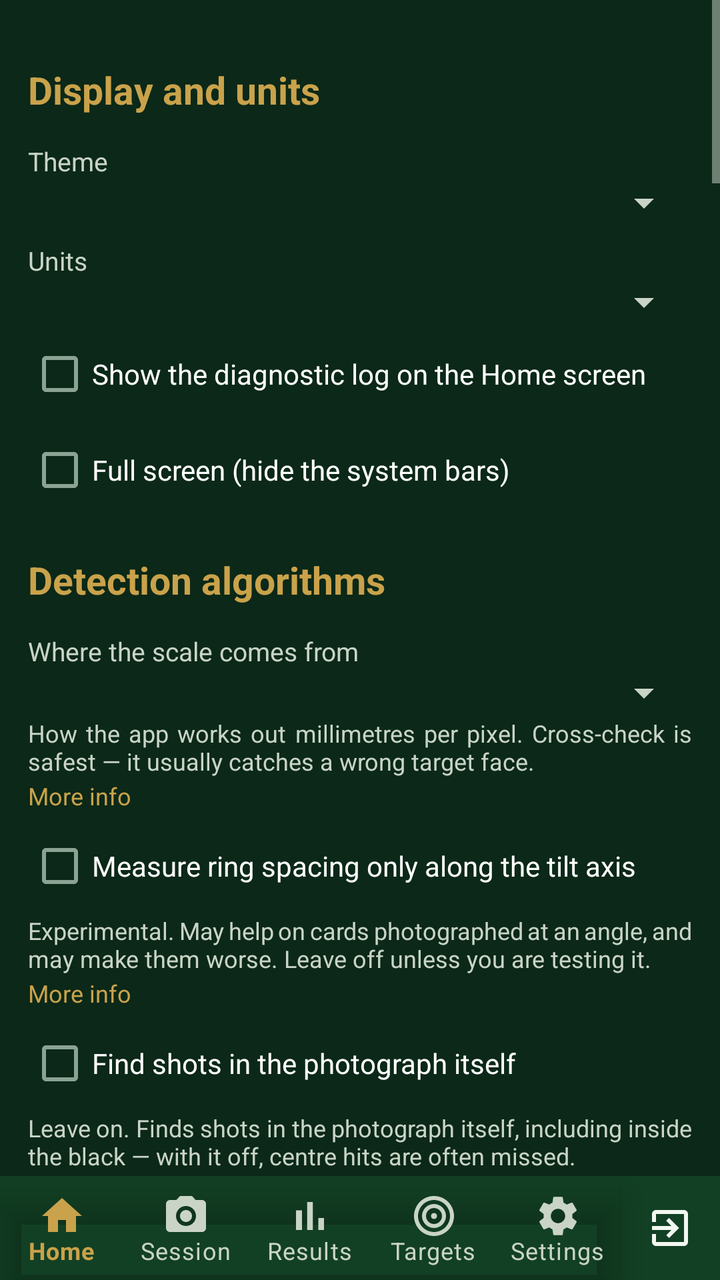
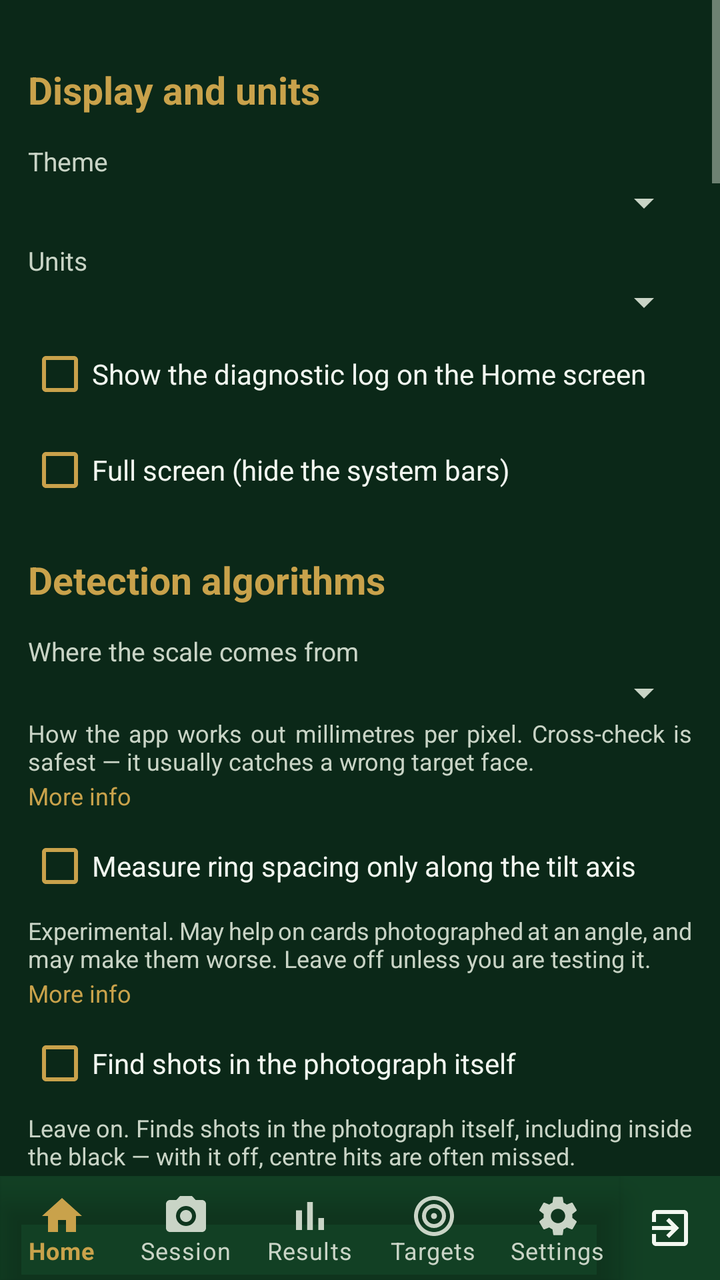

Compare the two renders of this Android layout. The source of the first and the diff that turns it into the second are given below.
<!-- AndroidManifest.xml: application theme Theme.STS -->
<!-- res/layout/activity_profile.xml -->
<?xml version="1.0" encoding="utf-8"?>
<LinearLayout xmlns:android="http://schemas.android.com/apk/res/android"
    android:layout_width="match_parent"
    android:layout_height="match_parent"
    android:orientation="vertical">

    <ScrollView
        android:layout_width="match_parent"
        android:layout_height="0dp"
        android:layout_weight="1">

        <LinearLayout
            android:layout_width="match_parent"
            android:layout_height="wrap_content"
            android:orientation="vertical"
            android:padding="14dp">

            
            <TextView style="@style/Sts.SectionHeading" android:text="Display and units" />

            <TextView style="@style/Sts.FieldLabel" android:text="Theme" />
            <Spinner android:id="@+id/spTheme"
                android:layout_width="match_parent" android:layout_height="wrap_content" />

            <TextView style="@style/Sts.FieldLabel" android:text="Units" />
            <Spinner android:id="@+id/spUnits"
                android:layout_width="match_parent" android:layout_height="wrap_content" />

            <CheckBox android:id="@+id/cbShowLog"
                android:layout_width="match_parent" android:layout_height="wrap_content"
                android:text="Show the diagnostic log on the Home screen" />

            <CheckBox android:id="@+id/cbFullScreen"
                android:layout_width="match_parent" android:layout_height="wrap_content"
                android:text="Full screen (hide the system bars)" />

            
            <TextView style="@style/Sts.SectionHeading" android:text="Detection algorithms" />

            <TextView style="@style/Sts.FieldLabel" android:text="Where the scale comes from" />
            <Spinner android:id="@+id/spScaleMode"
                android:layout_width="match_parent" android:layout_height="wrap_content" />

            <TextView
                android:layout_width="match_parent" android:layout_height="wrap_content"
                android:textSize="12sp"
                android:textColor="?android:attr/textColorSecondary"
                android:justificationMode="inter_word"
                android:text="How the app works out millimetres per pixel. Cross-check is safest — it usually catches a wrong target face." />

            <TextView android:id="@+id/infoScale"
                android:layout_width="wrap_content" android:layout_height="wrap_content"
                android:textSize="12sp" android:paddingTop="1dp" android:paddingBottom="3dp"
                android:textColor="?attr/colorAccent"
                android:text="More info" />

            <CheckBox android:id="@+id/cbWedge"
                android:layout_width="match_parent" android:layout_height="wrap_content"
                android:text="Measure ring spacing only along the tilt axis" />

            <TextView
                android:layout_width="match_parent" android:layout_height="wrap_content"
                android:textSize="12sp"
                android:textColor="?android:attr/textColorSecondary"
                android:justificationMode="inter_word"
                android:text="Experimental. May help on cards photographed at an angle, and may make them worse. Leave off unless you are testing it." />

            <TextView android:id="@+id/infoWedge"
                android:layout_width="wrap_content" android:layout_height="wrap_content"
                android:textSize="12sp" android:paddingTop="1dp" android:paddingBottom="3dp"
                android:textColor="?attr/colorAccent"
                android:text="More info" />

            <CheckBox android:id="@+id/cbSourceDetect"
                android:layout_width="match_parent" android:layout_height="wrap_content"
                android:text="Find shots in the photograph itself" />

            <TextView
                android:layout_width="match_parent" android:layout_height="wrap_content"
                android:textSize="12sp"
                android:textColor="?android:attr/textColorSecondary"
                android:justificationMode="inter_word"
                android:text="Leave on. Finds shots in the photograph itself, including inside the black — with it off, centre hits are often missed." />

            <TextView android:id="@+id/infoSource"
                android:layout_width="wrap_content" android:layout_height="wrap_content"
                android:textSize="12sp" android:paddingTop="1dp" android:paddingBottom="3dp"
                android:textColor="?attr/colorAccent"
                android:text="More info" />

            <CheckBox android:id="@+id/cbPuncture"
                android:layout_width="match_parent" android:layout_height="wrap_content"
                android:text="Require a shot to have the profile of a puncture" />

            <TextView
                android:layout_width="match_parent" android:layout_height="wrap_content"
                android:textSize="12sp"
                android:textColor="?android:attr/textColorSecondary"
                android:justificationMode="inter_word"
                android:text="Fewer false hits: rejects printed marks that happen to look like shots." />

            <TextView android:id="@+id/infoPuncture"
                android:layout_width="wrap_content" android:layout_height="wrap_content"
                android:textSize="12sp" android:paddingTop="1dp" android:paddingBottom="3dp"
                android:textColor="?attr/colorAccent"
                android:text="More info" />

            <CheckBox android:id="@+id/cbOutside"
                android:layout_width="match_parent" android:layout_height="wrap_content"
                android:text="Also find shots that missed the rings" />

            <TextView
                android:layout_width="match_parent" android:layout_height="wrap_content"
                android:textSize="12sp"
                android:textColor="?android:attr/textColorSecondary"
                android:justificationMode="inter_word"
                android:text="Shows shots that missed the rings. They score nothing, and printing near the edge of the card may be marked too." />

            <TextView android:id="@+id/infoOutside"
                android:layout_width="wrap_content" android:layout_height="wrap_content"
                android:textSize="12sp" android:paddingTop="1dp" android:paddingBottom="3dp"
                android:textColor="?attr/colorAccent"
                android:text="More info" />

            <CheckBox android:id="@+id/cbFamily"
                android:layout_width="match_parent" android:layout_height="wrap_content"
                android:text="Scale from circles fitted to each printed ring" />

            <TextView
                android:layout_width="match_parent" android:layout_height="wrap_content"
                android:textSize="12sp"
                android:textColor="?android:attr/textColorSecondary"
                android:justificationMode="inter_word"
                android:text="No visible difference on a flat card. May help on cards photographed at an angle." />

            <TextView android:id="@+id/infoFamily"
                android:layout_width="wrap_content" android:layout_height="wrap_content"
                android:textSize="12sp" android:paddingTop="1dp" android:paddingBottom="3dp"
                android:textColor="?attr/colorAccent"
                android:text="More info" />

            
            <TextView style="@style/Sts.SectionHeading" android:text="AI assistance" />

            <TextView
                android:layout_width="match_parent" android:layout_height="wrap_content"
                android:textSize="12sp"
                android:textColor="?android:attr/textColorSecondary"
                android:justificationMode="inter_word"
                android:text="Ask an AI service to check a card. Needs a connection and costs a fraction of a penny each time." />

            <TextView android:id="@+id/infoCloud"
                android:layout_width="wrap_content" android:layout_height="wrap_content"
                android:textSize="12sp" android:paddingTop="1dp" android:paddingBottom="3dp"
                android:textColor="?attr/colorAccent"
                android:text="More info" />

            <TextView
                android:layout_width="match_parent" android:layout_height="wrap_content"
                android:textSize="12sp" android:layout_marginTop="4dp"
                android:textColor="?android:attr/textColorPrimary"
                android:text="On import, score with:" />

            <Spinner android:id="@+id/spEngine"
                android:layout_width="match_parent" android:layout_height="wrap_content" />

            <TextView
                android:layout_width="match_parent" android:layout_height="wrap_content"
                android:textSize="12sp"
                android:textColor="?android:attr/textColorSecondary"
                android:justificationMode="inter_word"
                android:text="Embedded uses the app's own detection. Naming a service hands it the whole card — needs a connection, and positions are less precise." />

            <TextView android:id="@+id/infoEngine"
                android:layout_width="wrap_content" android:layout_height="wrap_content"
                android:textSize="12sp" android:paddingTop="1dp" android:paddingBottom="3dp"
                android:textColor="?attr/colorAccent"
                android:text="More info" />

            <CheckBox android:id="@+id/cbCloud"
                android:layout_width="match_parent" android:layout_height="wrap_content"
                android:text="Enable the second opinion button" />

            <TextView
                android:layout_width="match_parent" android:layout_height="wrap_content"
                android:textSize="12sp" android:layout_marginTop="4dp"
                android:textColor="?android:attr/textColorPrimary"
                android:text="Second opinion asks:" />

            <Spinner android:id="@+id/spOpinion"
                android:layout_width="match_parent" android:layout_height="wrap_content" />

            <CheckBox android:id="@+id/cbCloudOverride"
                android:layout_width="match_parent" android:layout_height="wrap_content"
                android:text="Let the AI answer override the app" />

            <TextView
                android:layout_width="match_parent" android:layout_height="wrap_content"
                android:textSize="12sp"
                android:textColor="?android:attr/textColorSecondary"
                android:justificationMode="inter_word"
                android:text="Applies the AI answer without asking. Useful when the app marks things that are not shots; positions are less precise than the app's." />

            <TextView android:id="@+id/infoOverride"
                android:layout_width="wrap_content" android:layout_height="wrap_content"
                android:textSize="12sp" android:paddingTop="1dp" android:paddingBottom="3dp"
                android:textColor="?attr/colorAccent"
                android:text="More info" />

            <TextView style="@style/Sts.SectionHeading" android:text="Service keys and models" />

            <TextView
                android:layout_width="match_parent" android:layout_height="wrap_content"
                android:textSize="12sp"
                android:textColor="?android:attr/textColorPrimary"
                android:text="Service to set up:" />

            <Spinner android:id="@+id/spProvider"
                android:layout_width="match_parent" android:layout_height="wrap_content" />

            <TextView android:id="@+id/tvModelLabel"
                android:layout_width="match_parent" android:layout_height="wrap_content"
                android:textSize="12sp" android:layout_marginTop="4dp"
                android:textColor="?android:attr/textColorPrimary"
                android:text="Model:" />

            <Spinner android:id="@+id/spCloudModel"
                android:layout_width="match_parent" android:layout_height="wrap_content" />

            <TextView android:id="@+id/tvCloudKeys"
                style="@style/Sts.Value" android:layout_marginTop="2dp" android:textSize="12sp" />

            <TextView android:id="@+id/tvCloudKey"
                style="@style/Sts.Value" android:layout_marginTop="2dp" android:textSize="12sp" />

            <LinearLayout
                android:layout_width="match_parent" android:layout_height="wrap_content"
                android:orientation="horizontal" android:layout_marginTop="4dp">
                <Button android:id="@+id/btnCloudKey"
                    android:layout_width="0dp" android:layout_weight="1"
                    android:layout_height="wrap_content" android:text="Set API key…"
                    style="@style/Sts.ActionButton.Dense" />
                <Button android:id="@+id/btnCloudClear"
                    android:layout_width="0dp" android:layout_weight="1"
                    android:layout_height="wrap_content" android:text="Forget key"
                    style="@style/Sts.ActionButton.Dense" />
            </LinearLayout>


            <TextView
                android:layout_width="match_parent" android:layout_height="wrap_content"
                android:textSize="12sp"
                android:textColor="?android:attr/textColorSecondary"
                android:justificationMode="inter_word"
                android:text="Each service needs its own key, from its own console. Not the password you sign in to the chat service with. Kept encrypted on this device." />

            <TextView android:id="@+id/infoKey"
                android:layout_width="wrap_content" android:layout_height="wrap_content"
                android:textSize="12sp" android:paddingTop="1dp" android:paddingBottom="3dp"
                android:textColor="?attr/colorAccent"
                android:text="More info" />

            
            <TextView style="@style/Sts.SectionHeading" android:text="Profile sets" />

            <Spinner android:id="@+id/spSets"
                android:layout_width="match_parent" android:layout_height="wrap_content" />

            <LinearLayout
                android:layout_width="match_parent" android:layout_height="wrap_content"
                android:orientation="horizontal" android:layout_marginTop="6dp">
                <Button android:id="@+id/btnApplySet"
                    style="@style/Sts.GridButton"
                    android:text="Apply" />
                <Button android:id="@+id/btnSaveSet"
                    style="@style/Sts.GridButton"
                    android:text="Save as…" />
                <Button android:id="@+id/btnDeleteSet"
                    style="@style/Sts.GridButton"
                    android:text="Delete" />
            </LinearLayout>

            
            <TextView style="@style/Sts.SectionHeading" android:text="Firearm" />
            <Button android:id="@+id/btnRifleCatalog"
                android:layout_width="match_parent" android:layout_height="wrap_content"
                style="@style/Sts.ActionButton"
                android:text="Pick from the catalogue…" />

            <TextView style="@style/Sts.FieldLabel" android:text="Name" />
            <EditText android:id="@+id/etRifleName" android:layout_width="match_parent"
                android:layout_height="wrap_content" android:inputType="text" android:autofillHints="" />

            <TextView style="@style/Sts.FieldLabel" android:text="Type" />
            <Spinner android:id="@+id/spFirearmType"
                android:layout_width="match_parent" android:layout_height="wrap_content" />

            <TextView style="@style/Sts.FieldLabel" android:text="Chambering" />
            <EditText android:id="@+id/etCaliber" android:layout_width="match_parent"
                android:layout_height="wrap_content" android:inputType="text" android:autofillHints="" />

            <TextView style="@style/Sts.FieldLabel" android:text="Barrel length (in)" />
            <EditText android:id="@+id/etBarrel" android:layout_width="match_parent"
                android:layout_height="wrap_content" android:inputType="numberDecimal" android:autofillHints="" />

            <TextView style="@style/Sts.FieldLabel" android:text="Twist rate (1 turn in … in)" />
            <EditText android:id="@+id/etTwist" android:layout_width="match_parent"
                android:layout_height="wrap_content" android:inputType="numberDecimal" android:autofillHints="" />

            <TextView style="@style/Sts.FieldLabel" android:text="Sight height above bore (in)" />
            <EditText android:id="@+id/etSightHeight" android:layout_width="match_parent"
                android:layout_height="wrap_content" android:inputType="numberDecimal" android:autofillHints="" />

            <TextView style="@style/Sts.FieldLabel" android:text="Zero distance (m)" />
            <EditText android:id="@+id/etZero" android:layout_width="match_parent"
                android:layout_height="wrap_content" android:inputType="numberDecimal" android:autofillHints="" />

            
            <TextView style="@style/Sts.SectionHeading" android:text="Load" />
            <Button android:id="@+id/btnAmmoCatalog"
                android:layout_width="match_parent" android:layout_height="wrap_content"
                style="@style/Sts.ActionButton"
                android:text="Pick from the catalogue…" />

            <TextView style="@style/Sts.FieldLabel" android:text="Name" />
            <EditText android:id="@+id/etBulletName" android:layout_width="match_parent"
                android:layout_height="wrap_content" android:inputType="text" android:autofillHints="" />

            <TextView style="@style/Sts.FieldLabel" android:text="Projectile diameter (in)" />
            <EditText android:id="@+id/etDiameter" android:layout_width="match_parent"
                android:layout_height="wrap_content" android:inputType="numberDecimal" android:autofillHints="" />

            <TextView style="@style/Sts.FieldLabel" android:text="Weight (gr)" />
            <EditText android:id="@+id/etWeight" android:layout_width="match_parent"
                android:layout_height="wrap_content" android:inputType="numberDecimal" android:autofillHints="" />

            <TextView style="@style/Sts.FieldLabel" android:text="Muzzle velocity (fps)" />
            <EditText android:id="@+id/etMv" android:layout_width="match_parent"
                android:layout_height="wrap_content" android:inputType="numberDecimal" android:autofillHints="" />

            <TextView style="@style/Sts.FieldLabel" android:text="Ballistic coefficient (G1)" />
            <EditText android:id="@+id/etBc" android:layout_width="match_parent"
                android:layout_height="wrap_content" android:inputType="numberDecimal" android:autofillHints="" />

            <TextView android:id="@+id/tvPowerFactor" style="@style/Sts.Value"
                android:layout_marginTop="6dp" android:textSize="12sp" />

            
            <TextView style="@style/Sts.SectionHeading" android:text="Sight" />
            <Button android:id="@+id/btnScopeCatalog"
                android:layout_width="match_parent" android:layout_height="wrap_content"
                style="@style/Sts.ActionButton"
                android:text="Pick from the catalogue…" />

            <TextView style="@style/Sts.FieldLabel" android:text="Name" />
            <EditText android:id="@+id/etScopeName" android:layout_width="match_parent"
                android:layout_height="wrap_content" android:inputType="text" android:autofillHints="" />

            <TextView style="@style/Sts.FieldLabel" android:text="Sight type" />
            <Spinner android:id="@+id/spSightType"
                android:layout_width="match_parent" android:layout_height="wrap_content" />

            <TextView style="@style/Sts.FieldLabel" android:text="Click unit" />
            <Spinner android:id="@+id/spClickUnit"
                android:layout_width="match_parent" android:layout_height="wrap_content" />

            <TextView android:id="@+id/lblClickMm" style="@style/Sts.FieldLabel"
                android:text="Click movement (mm) at the reference distance" />
            <EditText android:id="@+id/etClickMm" android:layout_width="match_parent"
                android:layout_height="wrap_content" android:inputType="numberDecimal" android:autofillHints="" />

            <TextView android:id="@+id/lblClickRef" style="@style/Sts.FieldLabel"
                android:text="Reference distance (m)" />
            <EditText android:id="@+id/etClickRef" android:layout_width="match_parent"
                android:layout_height="wrap_content" android:inputType="numberDecimal" android:autofillHints="" />

            <TextView style="@style/Sts.FieldLabel" android:text="Sight radius (mm, iron sights only; 0 = unknown)" />
            <EditText android:id="@+id/etSightRadius" android:layout_width="match_parent"
                android:layout_height="wrap_content" android:inputType="numberDecimal" android:autofillHints="" />

            <TextView style="@style/Sts.FieldLabel" android:text="Elevation travel (MOA)" />
            <EditText android:id="@+id/etElevTravel" android:layout_width="match_parent"
                android:layout_height="wrap_content" android:inputType="numberDecimal" android:autofillHints="" />

            <TextView style="@style/Sts.FieldLabel" android:text="Windage travel (MOA)" />
            <EditText android:id="@+id/etWindTravel" android:layout_width="match_parent"
                android:layout_height="wrap_content" android:inputType="numberDecimal" android:autofillHints="" />

            <CheckBox android:id="@+id/cbInvertElev"
                android:layout_width="match_parent" android:layout_height="wrap_content"
                android:text="Elevation drum is marked the opposite way round" />
            <CheckBox android:id="@+id/cbInvertWind"
                android:layout_width="match_parent" android:layout_height="wrap_content"
                android:text="Windage drum is marked the opposite way round" />

            <TextView android:id="@+id/tvClickSummary" style="@style/Sts.Value"
                android:layout_marginTop="8dp" android:textSize="12sp" />

            <Button android:id="@+id/btnSave"
                android:layout_width="match_parent" android:layout_height="wrap_content"
                android:layout_marginTop="16dp"
                android:text="Save the active profiles"
                style="@style/Sts.ActionButton" />

            
            <TextView style="@style/Sts.SectionHeading" android:text="Elsewhere" />
            <Button android:id="@+id/btnRules"
                android:layout_width="match_parent" android:layout_height="wrap_content"
                style="@style/Sts.ActionButton"
                android:text="Competition rules…" />
            <Button android:id="@+id/btnLog"
                android:layout_width="match_parent" android:layout_height="wrap_content"
                style="@style/Sts.ActionButton"
                android:text="Diagnostic log…" />
            <Button android:id="@+id/btnBackup"
                android:layout_width="match_parent" android:layout_height="wrap_content"
                style="@style/Sts.ActionButton"
                android:text="Export a backup of everything" />
            <Button android:id="@+id/btnRestore"
                android:layout_width="match_parent" android:layout_height="wrap_content"
                style="@style/Sts.ActionButton"
                android:text="Restore from a backup" />
            <Button android:id="@+id/btnReset"
                android:layout_width="match_parent" android:layout_height="wrap_content"
                style="@style/Sts.ActionButton"
                android:text="Reset the active profiles to defaults" />

        </LinearLayout>
    </ScrollView>

    <include layout="@layout/include_bottom_nav" />

</LinearLayout>
<!-- res/layout/include_bottom_nav.xml (included above) -->
<?xml version="1.0" encoding="utf-8"?>
<LinearLayout xmlns:android="http://schemas.android.com/apk/res/android"
    xmlns:app="http://schemas.android.com/apk/res-auto"
    android:layout_width="match_parent"
    android:layout_height="52dp"
    android:orientation="horizontal"
    android:background="?attr/colorSurface">

    <com.google.android.material.bottomnavigation.BottomNavigationView
        android:id="@+id/bottomNav"
        android:layout_width="0dp"
        android:layout_weight="1"
        android:layout_height="match_parent"
        android:background="@android:color/transparent"
        app:itemIconTint="@color/bottom_nav_item"
        app:itemTextColor="@color/bottom_nav_item"
        app:labelVisibilityMode="labeled"
        app:menu="@menu/bottom_nav_menu" />

    <LinearLayout
        android:id="@+id/btnExit"
        android:layout_width="50dp"
        android:layout_height="match_parent"
        android:orientation="vertical"
        android:gravity="center"
        android:background="?attr/selectableItemBackgroundBorderless"
        android:contentDescription="@string/nav_exit">

        
        <ImageView
            android:layout_width="24dp"
            android:layout_height="24dp"
            android:src="@drawable/ic_nav_exit"
            app:tint="?android:attr/textColorPrimary"
            android:importantForAccessibility="no" />
    </LinearLayout>
</LinearLayout>
<!-- resources referenced by this layout -->
<resources>
  <!-- drawable ic_nav_exit (drawable) -->
  <vector xmlns:android="http://schemas.android.com/apk/res/android"
      android:width="24dp" android:height="24dp"
      android:viewportWidth="24" android:viewportHeight="24">
      <path android:fillColor="@android:color/white" android:pathData="M10.09,15.59L11.5,17l5,-5 -5,-5 -1.41,1.41L12.67,11H3v2h9.67l-2.58,2.59zM19,3H5c-1.11,0 -2,0.9 -2,2v4h2V5h14v14H5v-4H3v4c0,1.1 0.89,2 2,2h14c1.1,0 2,-0.9 2,-2V5c0,-1.1 -0.9,-2 -2,-2z" />
  </vector>
  <string name="nav_exit">Exit</string>
  <style name="Sts.ActionButton" parent="Widget.AppCompat.Button">
          <item name="android:textAllCaps">false</item>
          <item name="android:textSize">14sp</item>
          <item name="android:minHeight">44dp</item>
          <item name="android:paddingLeft">10dp</item>
          <item name="android:paddingRight">10dp</item>
          <item name="android:layout_marginStart">2dp</item>
          <item name="android:layout_marginEnd">2dp</item>
      </style>
  <style name="Sts.ActionButton.Dense" parent="Sts.ActionButton">
          <item name="android:minHeight">34dp</item>
          <item name="android:paddingTop">0dp</item>
          <item name="android:paddingBottom">0dp</item>
          <item name="android:textSize">13sp</item>
          <item name="android:layout_marginTop">0dp</item>
          <item name="android:layout_marginBottom">0dp</item>
      </style>
  <style name="Sts.FieldLabel" parent="">
          <item name="android:layout_width">match_parent</item>
          <item name="android:layout_height">wrap_content</item>
          <item name="android:textSize">13sp</item>
          <item name="android:layout_marginTop">8dp</item>
          <item name="android:textColor">?android:attr/textColorSecondary</item>
      </style>
  <style name="Sts.GridButton" parent="Widget.AppCompat.Button">
          <item name="android:layout_width">0dp</item>
          <item name="android:layout_weight">1</item>
          <item name="android:layout_height">52dp</item>
          <item name="android:textAllCaps">false</item>
          <item name="android:textSize">14sp</item>
          <item name="android:paddingLeft">4dp</item>
          <item name="android:paddingRight">4dp</item>
          <item name="android:layout_marginStart">2dp</item>
          <item name="android:layout_marginEnd">2dp</item>
          <item name="android:maxLines">1</item>
          <item name="android:ellipsize">end</item>
      </style>
  <style name="Sts.SectionHeading" parent="">
          <item name="android:layout_width">match_parent</item>
          <item name="android:layout_height">wrap_content</item>
          
          <item name="android:textSize">19sp</item>
          <item name="android:textStyle">bold</item>
          <item name="android:layout_marginTop">18dp</item>
          <item name="android:layout_marginBottom">6dp</item>
          <item name="android:textColor">?attr/colorAccent</item>
      </style>
  <style name="Sts.Value" parent="">
          <item name="android:layout_width">match_parent</item>
          <item name="android:layout_height">wrap_content</item>
          <item name="android:textSize">14sp</item>
      </style>
  <style name="Theme.STS" parent="Theme.STS.Dark" />
  <style name="Theme.STS.Base" parent="Theme.MaterialComponents.NoActionBar">
          <item name="android:statusBarColor">@color/dark_bg</item>
      </style>
  <color name="dark_bg">#0B2818</color>
  <color name="dark_surface">#124024</color>
  <color name="dark_accent">#C9A24B</color>
  <color name="dark_on_accent">#141008</color>
  <color name="dark_text">#F2F7F0</color>
  <color name="dark_text_dim">#C9D4C6</color>
  <!-- unchanged entries left out for length: 1 -->
</resources>

<!-- the commit's change to res/layout/activity_profile.xml (unified diff, before → after) -->
@@ -26,11 +26,11 @@
             <Spinner android:id="@+id/spUnits"
                 android:layout_width="match_parent" android:layout_height="wrap_content" />
 
-            <CheckBox android:id="@+id/cbShowLog"
+            <CheckBox style="@style/Sts.CheckBox" android:id="@+id/cbShowLog"
                 android:layout_width="match_parent" android:layout_height="wrap_content"
                 android:text="Show the diagnostic log on the Home screen" />
 
-            <CheckBox android:id="@+id/cbFullScreen"
+            <CheckBox style="@style/Sts.CheckBox" android:id="@+id/cbFullScreen"
                 android:layout_width="match_parent" android:layout_height="wrap_content"
                 android:text="Full screen (hide the system bars)" />
 
@@ -54,7 +54,7 @@
                 android:textColor="?attr/colorAccent"
                 android:text="More info" />
 
-            <CheckBox android:id="@+id/cbWedge"
+            <CheckBox style="@style/Sts.CheckBox" android:id="@+id/cbWedge"
                 android:layout_width="match_parent" android:layout_height="wrap_content"
                 android:text="Measure ring spacing only along the tilt axis" />
 
@@ -71,7 +71,7 @@
                 android:textColor="?attr/colorAccent"
                 android:text="More info" />
 
-            <CheckBox android:id="@+id/cbSourceDetect"
+            <CheckBox style="@style/Sts.CheckBox" android:id="@+id/cbSourceDetect"
                 android:layout_width="match_parent" android:layout_height="wrap_content"
                 android:text="Find shots in the photograph itself" />
 
@@ -88,7 +88,7 @@
                 android:textColor="?attr/colorAccent"
                 android:text="More info" />
 
-            <CheckBox android:id="@+id/cbPuncture"
+            <CheckBox style="@style/Sts.CheckBox" android:id="@+id/cbPuncture"
                 android:layout_width="match_parent" android:layout_height="wrap_content"
                 android:text="Require a shot to have the profile of a puncture" />
 
@@ -105,7 +105,7 @@
                 android:textColor="?attr/colorAccent"
                 android:text="More info" />
 
-            <CheckBox android:id="@+id/cbOutside"
+            <CheckBox style="@style/Sts.CheckBox" android:id="@+id/cbOutside"
                 android:layout_width="match_parent" android:layout_height="wrap_content"
                 android:text="Also find shots that missed the rings" />
 
@@ -122,7 +122,7 @@
                 android:textColor="?attr/colorAccent"
                 android:text="More info" />
 
-            <CheckBox android:id="@+id/cbFamily"
+            <CheckBox style="@style/Sts.CheckBox" android:id="@+id/cbFamily"
                 android:layout_width="match_parent" android:layout_height="wrap_content"
                 android:text="Scale from circles fitted to each printed ring" />
 
@@ -177,7 +177,7 @@
                 android:textColor="?attr/colorAccent"
                 android:text="More info" />
 
-            <CheckBox android:id="@+id/cbCloud"
+            <CheckBox style="@style/Sts.CheckBox" android:id="@+id/cbCloud"
                 android:layout_width="match_parent" android:layout_height="wrap_content"
                 android:text="Enable the second opinion button" />
 
@@ -190,7 +190,7 @@
             <Spinner android:id="@+id/spOpinion"
                 android:layout_width="match_parent" android:layout_height="wrap_content" />
 
-            <CheckBox android:id="@+id/cbCloudOverride"
+            <CheckBox style="@style/Sts.CheckBox" android:id="@+id/cbCloudOverride"
                 android:layout_width="match_parent" android:layout_height="wrap_content"
                 android:text="Let the AI answer override the app" />
 
@@ -386,10 +386,10 @@
             <EditText android:id="@+id/etWindTravel" android:layout_width="match_parent"
                 android:layout_height="wrap_content" android:inputType="numberDecimal" android:autofillHints="" />
 
-            <CheckBox android:id="@+id/cbInvertElev"
+            <CheckBox style="@style/Sts.CheckBox" android:id="@+id/cbInvertElev"
                 android:layout_width="match_parent" android:layout_height="wrap_content"
                 android:text="Elevation drum is marked the opposite way round" />
-            <CheckBox android:id="@+id/cbInvertWind"
+            <CheckBox style="@style/Sts.CheckBox" android:id="@+id/cbInvertWind"
                 android:layout_width="match_parent" android:layout_height="wrap_content"
                 android:text="Windage drum is marked the opposite way round" />
 
<!-- resource entries referenced after the edit -->
@@ -23,6 +23,11 @@
           <item name="android:textSize">13sp</item>
           <item name="android:layout_marginTop">0dp</item>
           <item name="android:layout_marginBottom">0dp</item>
+      </style>
+  <style name="Sts.CheckBox" parent="Widget.AppCompat.CompoundButton.CheckBox">
+          <item name="android:textColor">?android:attr/textColorPrimary</item>
+          <item name="android:textSize">14sp</item>
+          <item name="android:buttonTint">?attr/colorAccent</item>
       </style>
   <style name="Sts.FieldLabel" parent="">
           <item name="android:layout_width">match_parent</item>
